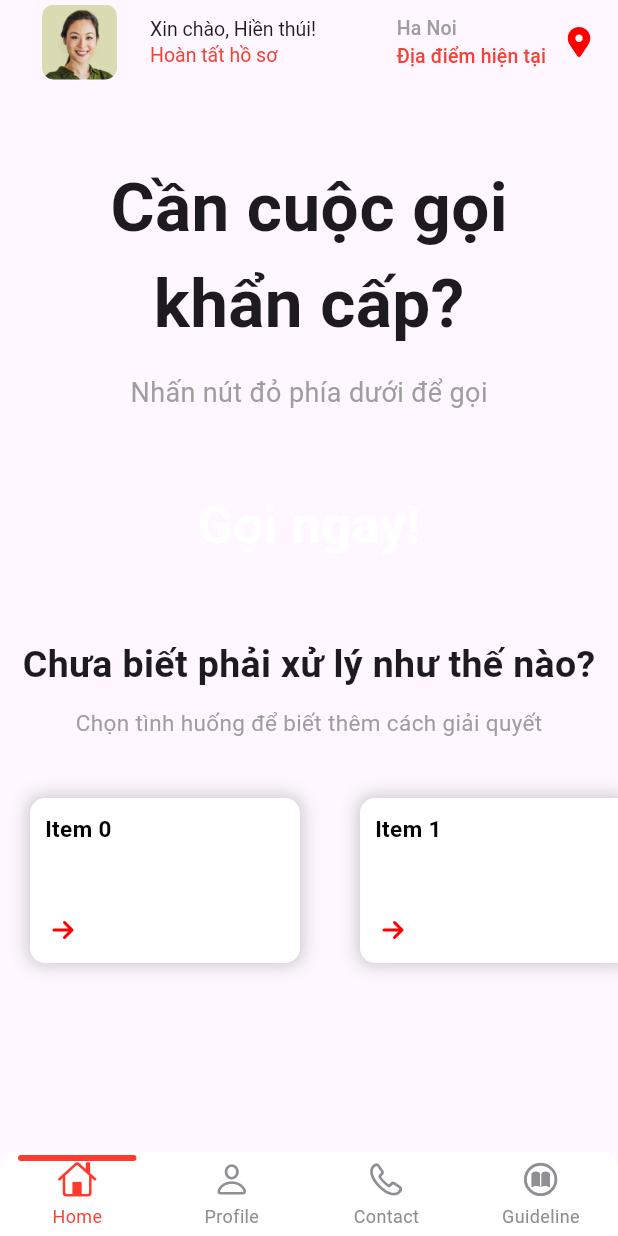
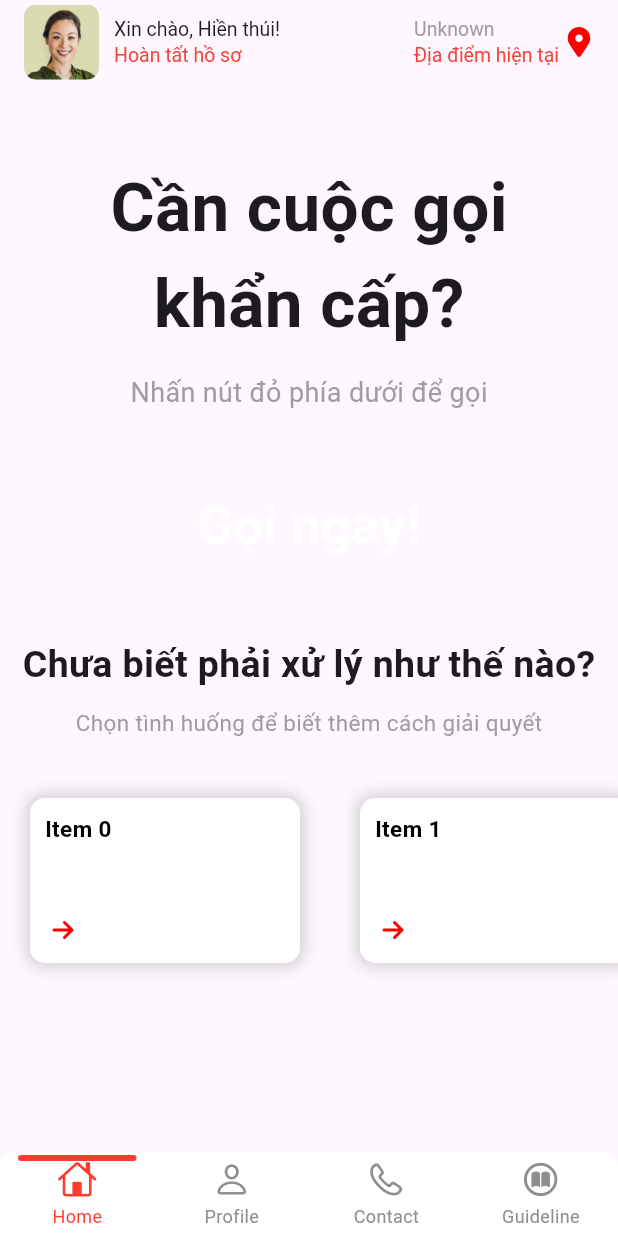
Before and after one commit to thanhtranngoc2211/flutter_emergency, a Flutter app: the screen it shows after launch, on a phone screen of 412 x 824 dp. Run offline on Flutter 3.47's test engine with Material 3 defaults, Android fonts, the phone set to English and light mode, and no system bars; drawn by our look-alikes of persistent_bottom_nav_bar; our stand-ins replace flutter_sticky_header, flutter_svg, geocoding, geolocator, permission_handler; missing offline and left inert: neumorphic_ui; statements that could not run were skipped.

Commit message:
add geolocation

```diff
--- a/lib/pages/mainscreen.dart
+++ b/lib/pages/mainscreen.dart
@@ -1,5 +1,8 @@
 import 'package:flutter_svg/svg.dart';
 import 'package:neumorphic_ui/neumorphic_ui.dart';
+import 'package:geolocator/geolocator.dart';
+import 'package:permission_handler/permission_handler.dart';
+import 'package:geocoding/geocoding.dart';
 
 class MainScreen extends StatefulWidget {
   const MainScreen({super.key});
@@ -12,10 +15,118 @@ class _MainScreen extends State<MainScreen> {
   int _currentIndex = 0;
   bool isPressed = false;
 
+  String _locationName = 'Unknown';
+
+  @override
+  void initState() {
+    super.initState();
+    _checkPermission();
+  }
+
+  _checkPermission() async {
+    var status = await Permission.location.status;
+    print('Checking....');
+    if (status == PermissionStatus.denied) {
+      await Permission.location.request();
+    } else if (status == PermissionStatus.granted) {
+      _getCurrentLocation();
+    } else {
+      // Handle other cases (like PermissionStatus.permanentlyDenied)
+    }
+  }
+
+  _getCurrentLocation() async {
+    try {
+      final currentPosition = await Geolocator.getCurrentPosition(
+        desiredAccuracy: LocationAccuracy.high,
+      );
+
+      // Perform reverse geocoding to get the location name
+      List<Placemark> placemarks = await placemarkFromCoordinates(
+        currentPosition.latitude,
+        currentPosition.longitude,
+      );
+
+      Placemark place = placemarks[0];
+      String locationName =
+          "${place.name}, ${place.locality}, ${place.country}";
+
+      setState(() {
+        _locationName = locationName;
+      });
+    } catch (e) {
+      print("Error: $e");
+    }
+  }
+
   @override
   Widget build(BuildContext context) {
     return Scaffold(
-      appBar: appBar(),
+      appBar: AppBar(
+        title: Row(
+          children: [
+            GestureDetector(
+              onTap: () {
+                print('Profile Pressed');
+              },
+              child: ClipRRect(
+                borderRadius: BorderRadius.circular(
+                    8), // Adjust the borderRadius as needed
+                child: const Image(
+                  image: AssetImage('assets/images/avatar.png'),
+                  width: 50,
+                  height: 50,
+                  fit: BoxFit.cover,
+                ),
+              ),
+            ),
+            const SizedBox(width: 10),
+            const Column(
+              crossAxisAlignment: CrossAxisAlignment.start,
+              children: [
+                Text(
+                  'Xin chào, Hiền thúi!',
+                  style: TextStyle(fontSize: 13.0),
+                ),
+                Text(
+                  'Hoàn tất hồ sơ',
+                  style: TextStyle(fontSize: 13.0, color: Colors.red),
+                )
+              ],
+            ),
+            const Spacer(),
+            GestureDetector(
+              onTap: () {
+                print('Location Button Pressed');
+              },
+              child: Column(
+                crossAxisAlignment: CrossAxisAlignment.start,
+                children: [
+                  _locationName != null
+                      ? Container(
+                          width: 100,
+                          child: Text('${_locationName}',
+                              overflow: TextOverflow.ellipsis,
+                              style: const TextStyle(
+                                  color: Colors.grey, fontSize: 13.0)),
+                        )
+                      : const Text('Getting location...',
+                          style: TextStyle(color: Colors.grey, fontSize: 13.0)),
+                  const Text(
+                    'Địa điểm hiện tại',
+                    style: TextStyle(color: Colors.red, fontSize: 13.0),
+                  ),
+                ],
+              ),
+            ),
+            SvgPicture.asset(
+              'assets/svg/location.svg',
+              height: 20,
+              width: 20,
+            )
+          ],
+        ),
+      ),
       body: Center(
         child: ListView(
           children: [
@@ -60,8 +171,8 @@ class _MainScreen extends State<MainScreen> {
           intensity: 0.07,
           surfaceIntensity: 0.07,
           color: Colors.red),
-      child: Center(
-        child: const Text(
+      child: const Center(
+        child: Text(
           'Gọi ngay!',
           style: TextStyle(
               fontSize: 35, fontWeight: FontWeight.w700, color: Colors.white),
@@ -184,63 +295,64 @@ class _MainScreen extends State<MainScreen> {
     );
   }
 
-  AppBar appBar() {
-    return AppBar(
-      title: Row(
-        children: [
-          TextButton(
-            onPressed: () {
-              print('Profile Pressed');
-            },
-            child: ClipRRect(
-              borderRadius:
-                  BorderRadius.circular(8), // Adjust the borderRadius as needed
-              child: const Image(
-                image: AssetImage('assets/images/avatar.png'),
-                width: 50,
-                height: 50,
-                fit: BoxFit.cover,
-              ),
-            ),
-          ),
-          const SizedBox(width: 10),
-          const Column(
-            crossAxisAlignment: CrossAxisAlignment.start,
-            children: [
-              Text(
-                'Xin chào, Hiền thúi!',
-                style: TextStyle(fontSize: 13.0),
-              ),
-              Text(
-                'Hoàn tất hồ sơ',
-                style: TextStyle(fontSize: 13.0, color: Colors.red),
-              )
-            ],
-          ),
-          const Spacer(),
-          TextButton(
-            onPressed: () {
-              print('Location Button Pressed');
-            },
-            child: const Column(
-              crossAxisAlignment: CrossAxisAlignment.start,
-              children: [
-                Text('Ha Noi',
-                    style: TextStyle(color: Colors.grey, fontSize: 13.0)),
-                Text(
-                  'Địa điểm hiện tại',
-                  style: TextStyle(color: Colors.red, fontSize: 13.0),
-                ),
-              ],
-            ),
-          ),
-          SvgPicture.asset(
-            'assets/svg/location.svg',
-            height: 20,
-            width: 20,
-          )
-        ],
-      ),
-    );
-  }
+//   AppBar appBar() {
+//     return AppBar(
+//       title: Row(
+//         children: [
+//           GestureDetector(
+//             onTap: () {
+//               print('Profile Pressed');
+//             },
+//             child: ClipRRect(
+//               borderRadius:
+//                   BorderRadius.circular(8), // Adjust the borderRadius as needed
+//               child: const Image(
+//                 image: AssetImage('assets/images/avatar.png'),
+//                 width: 50,
+//                 height: 50,
+//                 fit: BoxFit.cover,
+//               ),
+//             ),
+//           ),
+//           const SizedBox(width: 10),
+//           const Column(
+//             crossAxisAlignment: CrossAxisAlignment.start,
+//             children: [
+//               Text(
+//                 'Xin chào, Hiền thúi!',
+//                 style: TextStyle(fontSize: 13.0),
+//               ),
+//               Text(
+//                 'Hoàn tất hồ sơ',
+//                 style: TextStyle(fontSize: 13.0, color: Colors.red),
+//               )
+//             ],
+//           ),
+//           const Spacer(),
+//           GestureDetector(
+//             onTap: () {
+//               print('Location Button Pressed');
+//             },
+//             child: const Column(
+//               crossAxisAlignment: CrossAxisAlignment.start,
+//               children: [
+//                 Text('Lat: , Long: ',
+//                     style: TextStyle(color: Colors.grey, fontSize: 13.0)),
+//                 Text(
+//                   'Địa điểm hiện tại',
+//                   style: TextStyle(color: Colors.red, fontSize: 13.0),
+//                 ),
+//               ],
+//             ),
+//           ),
+//           SvgPicture.asset(
+//             'assets/svg/location.svg',
+//             height: 20,
+//             width: 20,
+//           )
+//         ],
+//       ),
+//     );
+//   }
+// }
 }
--- a/pubspec.yaml
+++ b/pubspec.yaml
@@ -40,6 +40,9 @@ dependencies:
   flutter_svg: ^2.0.9
   flutter_sticky_header: ^0.6.5
   persistent_bottom_nav_bar: ^5.0.2
+  geolocator: ^10.1.0
+  permission_handler: ^11.1.0
+  geocoding: ^2.1.1
 
 dev_dependencies:
   flutter_test:
```
Also changed, not shown: .github/workflows/main.yaml (added), pubspec.lock, 4 other files.
